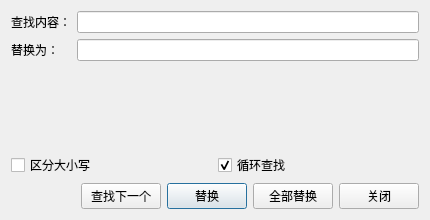
Qt form lab2/replacedialog.ui (R7141/QtCourse) before a commit.
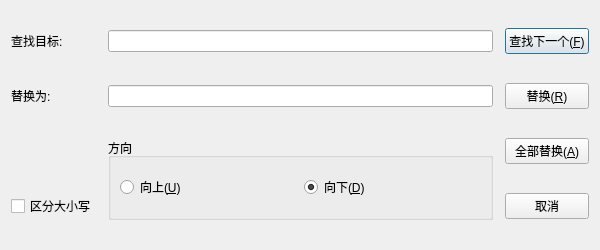
The same form after that commit.

Commit message: feat: 完善查找替换对话框的ui设计、行号显示问题

```diff
--- a/lab2/replacedialog.ui
+++ b/lab2/replacedialog.ui
@@ -6,106 +6,103 @@
    <rect>
     <x>0</x>
     <y>0</y>
-    <width>430</width>
-    <height>220</height>
+    <width>600</width>
+    <height>250</height>
    </rect>
   </property>
   <property name="windowTitle">
    <string>替换</string>
   </property>
-  <layout class="QVBoxLayout" name="verticalLayout">
-   <item>
-    <layout class="QFormLayout" name="formLayout">
+  <layout class="QGridLayout" name="gridLayout">
+   <property name="horizontalSpacing">
+    <number>12</number>
+   </property>
+   <property name="verticalSpacing">
+    <number>12</number>
+   </property>
      <item row="0" column="0">
       <widget class="QLabel" name="findLabel">
        <property name="text">
-        <string>查找内容：</string>
+      <string>查找目标:</string>
        </property>
       </widget>
      </item>
      <item row="0" column="1">
       <widget class="QLineEdit" name="findLineEdit"/>
      </item>
+   <item row="0" column="2">
+    <widget class="QPushButton" name="findNextButton">
+     <property name="text">
+      <string>查找下一个(&amp;F)</string>
+     </property>
+     <property name="default">
+      <bool>true</bool>
+     </property>
+    </widget>
+   </item>
      <item row="1" column="0">
       <widget class="QLabel" name="replaceLabel">
        <property name="text">
-        <string>替换为：</string>
+      <string>替换为:</string>
        </property>
       </widget>
      </item>
      <item row="1" column="1">
       <widget class="QLineEdit" name="replaceLineEdit"/>
      </item>
-    </layout>
-   </item>
-   <item>
-    <layout class="QHBoxLayout" name="optionLayout">
-     <item>
-      <widget class="QCheckBox" name="caseCheckBox">
-       <property name="text">
-        <string>区分大小写</string>
-       </property>
-      </widget>
-     </item>
-     <item>
-      <widget class="QCheckBox" name="wrapCheckBox">
-       <property name="text">
-        <string>循环查找</string>
-       </property>
-       <property name="checked">
-        <bool>true</bool>
-       </property>
-      </widget>
-     </item>
-    </layout>
-   </item>
-   <item>
-    <layout class="QHBoxLayout" name="buttonLayout">
-     <item>
-      <spacer name="horizontalSpacer">
-       <property name="orientation">
-        <enum>Qt::Horizontal</enum>
-       </property>
-       <property name="sizeHint" stdset="0">
-        <size>
-         <width>40</width>
-         <height>20</height>
-        </size>
-       </property>
-      </spacer>
-     </item>
-     <item>
-      <widget class="QPushButton" name="findNextButton">
-       <property name="text">
-        <string>查找下一个</string>
-       </property>
-      </widget>
-     </item>
-     <item>
+   <item row="1" column="2">
       <widget class="QPushButton" name="replaceButton">
        <property name="text">
-        <string>替换</string>
-       </property>
-       <property name="default">
+      <string>替换(&amp;R)</string>
+     </property>
+    </widget>
+   </item>
+   <item row="2" column="1" rowspan="2">
+    <widget class="QGroupBox" name="directionGroup">
+     <property name="title">
+      <string>方向</string>
+     </property>
+     <layout class="QHBoxLayout" name="directionLayout">
+      <item>
+       <widget class="QRadioButton" name="upRadioButton">
+        <property name="text">
+         <string>向上(&amp;U)</string>
+        </property>
+       </widget>
+      </item>
+      <item>
+       <widget class="QRadioButton" name="downRadioButton">
+        <property name="text">
+         <string>向下(&amp;D)</string>
+        </property>
+        <property name="checked">
         <bool>true</bool>
        </property>
       </widget>
      </item>
-     <item>
+     </layout>
+    </widget>
+   </item>
+   <item row="2" column="2">
       <widget class="QPushButton" name="replaceAllButton">
        <property name="text">
-        <string>全部替换</string>
+      <string>全部替换(&amp;A)</string>
        </property>
       </widget>
      </item>
-     <item>
-      <widget class="QPushButton" name="closeButton">
+   <item row="3" column="0">
+    <widget class="QCheckBox" name="caseCheckBox">
        <property name="text">
-        <string>关闭</string>
+      <string>区分大小写</string>
        </property>
       </widget>
      </item>
-    </layout>
+   <item row="3" column="2">
+    <widget class="QPushButton" name="cancelButton">
+     <property name="text">
+      <string>取消</string>
+     </property>
+    </widget>
    </item>
   </layout>
  </widget>
```
Lines whose indentation alone changed are shown as unchanged. The commit also changes 8 other files.
